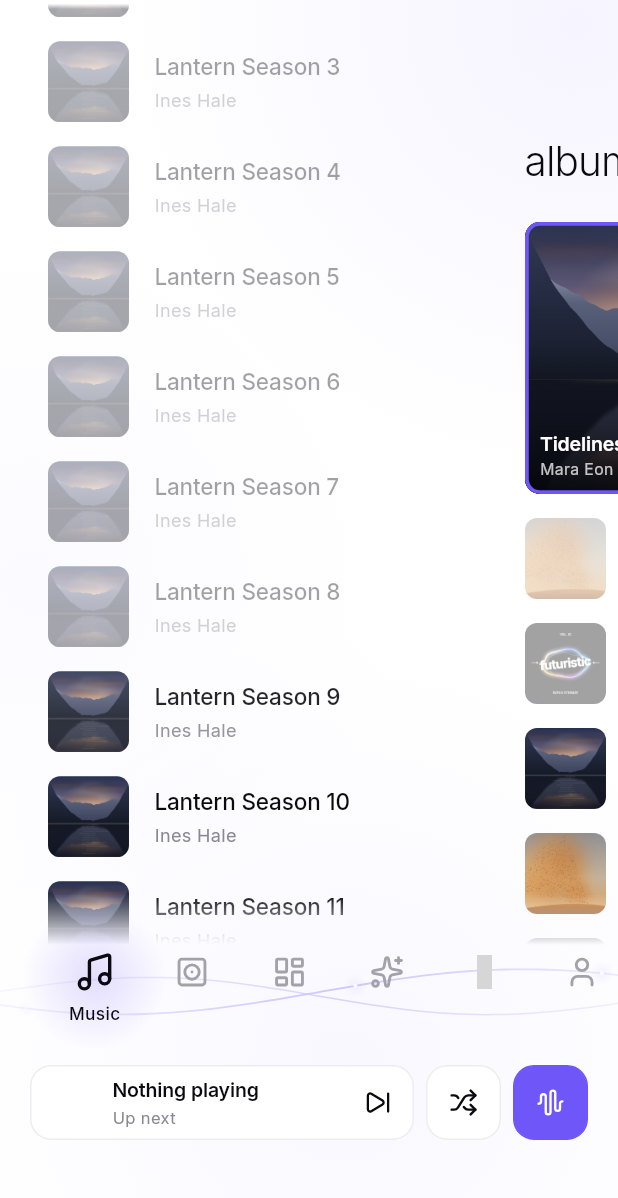
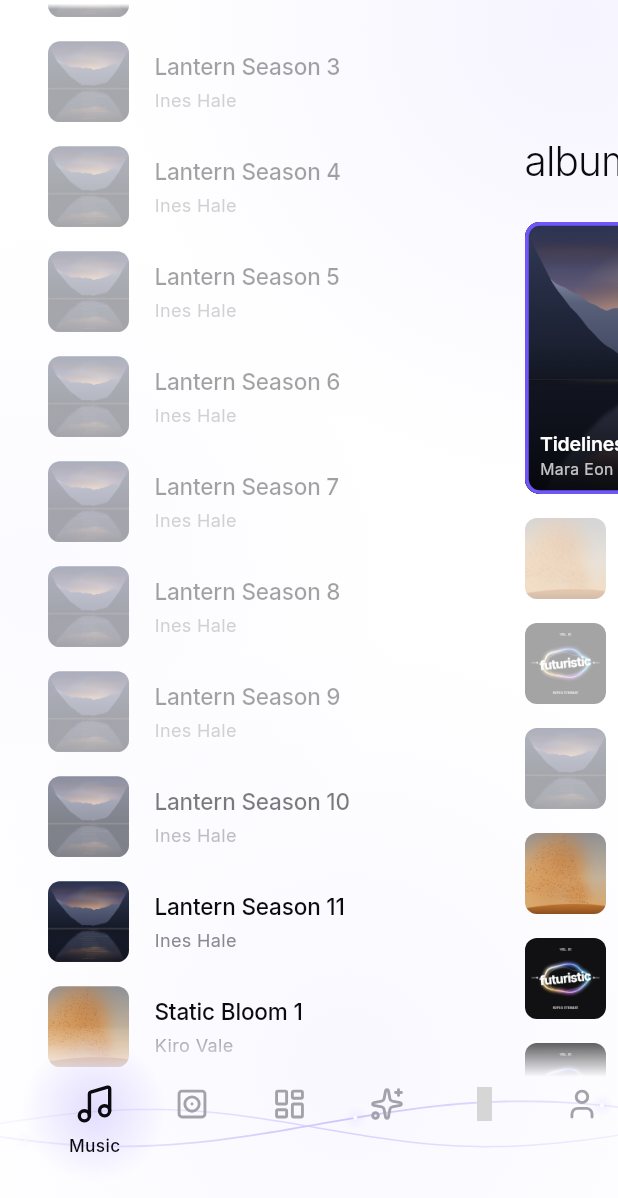
Before and after one commit to shibam-apple/music-sense-, a Flutter app: the screen it shows after launch, scrolled down 2880 dp, on a phone screen of 412 x 824 dp. Shown: the top 1198 px of the screen. Run offline on Flutter 3.47's test engine with Material 3 defaults, Android fonts, the phone set to English and light mode, and no system bars; our stand-ins replace audio_service, flutter_secure_storage, just_audio, lucide_icons_flutter, webview_flutter; missing offline and left inert: audio_session, youtube_explode_dart; network calls fail; grey boxes are pictures that could not be loaded.

Commit message:
Move the XMB icon bar to the bottom of the screen
The bar now sits low, in the thumb's reach, and the page column runs
down to just above it. Removes the dock that had taken that space.

Co-Authored-By: Claude Opus 5.5 <noreply@anthropic.com>
Claude-Session: https://claude.ai/code/session_01NpmdK11ozUmr7dopGHwgo2

```diff
--- a/lib/shell.dart
+++ b/lib/shell.dart
@@ -10,15 +10,12 @@ import 'pages/featured_page.dart';
 import 'pages/music_page.dart';
 import 'pages/new_page.dart';
 import 'pages/playing_page.dart';
-import 'library/library.dart';
-import 'library/models.dart';
 import 'playback/playback_controller.dart';
 import 'theme/tokens.dart';
 import 'widgets/ambient.dart';
 import 'widgets/panorama.dart';
 import 'widgets/toast.dart';
 import 'widgets/xmb_bar.dart';
-import 'widgets/xmb_dock.dart';
 
 /// The home screen: a Metro panorama of pages driven by one fractional page
 /// position, which also slides the XMB bar. Swipes settle with a spring.
@@ -220,17 +217,6 @@ class _PanoramaShellState extends State<PanoramaShell>
                       onSelect: _select,
                     ),
                   ),
-                  Positioned(
-                    left: 0,
-                    right: 0,
-                    top: constraints.maxHeight - MsSizes.dockTop,
-                    child: XmbDock(
-                      page: _page,
-                      playingIndex: _playingIndex,
-                      onOpenPlaying: () => _goTo(_playingIndex),
-                      actionsFor: _actionsFor,
-                    ),
-                  ),
                 ],
               ),
             ),
@@ -244,78 +230,6 @@ class _PanoramaShellState extends State<PanoramaShell>
   double get _nearPlaying =>
       (1 - (_page.value - _playingIndex).abs()).clamp(0.0, 1.0);
 
-  /// The dock's options for each page (the XMB's column under its icon).
-  List<DockAction> _actionsFor(BuildContext context, int page) {
-    final player = PlayerScope.of(context);
-    final library = LibraryScope.of(context);
-
-    void shuffle(List<Track> songs, String what) {
-      if (songs.isEmpty) return;
-      player.playTracks(List.of(songs)..shuffle());
-      player.message.value = 'Shuffling $what';
-    }
-
-    final beatSense = DockAction(
-      LucideIcons.audioWaveform300,
-      player.beatSenseEnabled ? 'Beat Sense on' : 'Beat Sense off',
-      () {
-        player.beatSenseEnabled = !player.beatSenseEnabled;
-        player.message.value = player.beatSenseEnabled
-            ? 'Beat Sense on · songs will mix'
-            : 'Beat Sense off';
-      },
-      on: player.beatSenseEnabled,
-    );
-    final artist = player.track?.artist;
-    return switch (_ids[page.clamp(0, _ids.length - 1)]) {
-      'music' => [
-        DockAction(
-          LucideIcons.shuffle300,
-          'Shuffle all songs',
-          () => shuffle(library.recent, 'all songs'),
-        ),
-        beatSense,
-      ],
-      'albums' => [
-        DockAction(LucideIcons.shuffle300, 'Shuffle an album', () {
-          final albums = List.of(library.albums)..shuffle();
-          if (albums.isEmpty) return;
-          player.playTracks(albums.first.tracks);
-          player.message.value = 'Playing ${albums.first.title}';
-        }),
-        beatSense,
-      ],
-      'featured' || 'new' => [
-        DockAction(
-          LucideIcons.radio300,
-          'Start radio',
-          () => shuffle(library.recent, 'radio'),
-        ),
-        beatSense,
-      ],
-      'playing' => [
-        DockAction(
-          LucideIcons.user300,
-          'Go to artist',
-          () => _goTo(_playingIndex + 1),
-        ),
-        beatSense,
-      ],
-      'artist' => [
-        DockAction(
-          LucideIcons.shuffle300,
-          'Shuffle artist',
-          () => shuffle(
-            artist == null ? library.recent : library.byArtist(artist),
-            artist ?? 'all songs',
-          ),
-        ),
-        beatSense,
-      ],
-      _ => [beatSense],
-    };
-  }
-
   bool _visible(int i, double p, double width) {
     final left = (i - p) * MsSizes.pageStride;
     return left < width && left + width > 0;
--- a/lib/theme/tokens.dart
+++ b/lib/theme/tokens.dart
@@ -35,8 +35,9 @@ abstract final class MsSizes {
   static const tileGap = 8.0;
   static const tileRadius = 10.0;
 
-  /// Vertical centre of the XMB icon bar, measured from the bottom.
-  static const barFromBottom = 168.0;
+  /// Vertical centre of the XMB icon bar, measured from the bottom: low on
+  /// the screen, in the thumb's reach, clear of the gesture bar.
+  static const barFromBottom = 80.0;
   static const barHeight = 96.0;
 
   /// Where the pages' column ends, measured from the bottom: just above
@@ -45,9 +46,6 @@ abstract final class MsSizes {
 
   /// Height of the soft edge where the column meets the bar.
   static const columnFade = 34.0;
-
-  /// The dock under the bar, measured from the bottom to its top edge.
-  static const dockTop = barFromBottom - barHeight / 2 - 6;
 
   /// Horizontal distance between XMB icons and the x of the active slot.
   static const barSpacing = 65.0;
--- a/lib/widgets/xmb_dock.dart
+++ /dev/null
@@ -1,304 +0,0 @@
-import 'package:flutter/material.dart';
-import 'package:lucide_icons_flutter/lucide_icons.dart';
-
-import '../library/library.dart';
-import '../library/models.dart';
-import '../playback/playback_controller.dart';
-import '../theme/tokens.dart';
-import 'ambient.dart';
-import 'artwork.dart';
-import 'tiles.dart';
-
-/// What the dock under the bar offers on one page: the XMB's options for
-/// the selected category, laid out for a thumb.
-class DockAction {
-  const DockAction(this.icon, this.label, this.onTap, {this.on = false});
-
-  final IconData icon;
-  final String label;
-  final VoidCallback onTap;
-
-  /// A toggle that's currently on (filled).
-  final bool on;
-}
-
-/// The XMB continued for touch: under the icon row, the song playing (or
-/// coming next) and the selected category's options as Metro tiles. It
-/// changes with the page, the way the XMB's column changes under each icon.
-class XmbDock extends StatefulWidget {
-  const XmbDock({
-    super.key,
-    required this.page,
-    required this.actionsFor,
-    required this.onOpenPlaying,
-    required this.playingIndex,
-  });
-
-  final Animation<double> page;
-  final List<DockAction> Function(BuildContext context, int page) actionsFor;
-  final VoidCallback onOpenPlaying;
-  final int playingIndex;
-
-  static const height = 50.0;
-
-  @override
-  State<XmbDock> createState() => _XmbDockState();
-}
-
-class _XmbDockState extends State<XmbDock> {
-  late int _index = widget.page.value.round();
-
-  @override
-  void initState() {
-    super.initState();
-    widget.page.addListener(_onPage);
-  }
-
-  @override
-  void dispose() {
-    widget.page.removeListener(_onPage);
-    super.dispose();
-  }
-
-  void _onPage() {
-    final i = widget.page.value.round();
-    if (i != _index) setState(() => _index = i);
-  }
-
-  @override
-  Widget build(BuildContext context) {
-    final actions = widget.actionsFor(context, _index);
-    return SizedBox(
-      height: XmbDock.height,
-      child: Padding(
-        padding: const EdgeInsets.symmetric(horizontal: 20),
-        child: AnimatedSwitcher(
-          duration: MsMotion.medium,
-          switchInCurve: MsMotion.emphasized,
-          switchOutCurve: Curves.easeIn,
-          layoutBuilder: (current, previous) =>
-              Stack(children: [...previous, ?current]),
-          transitionBuilder: (child, animation) => FadeTransition(
-            opacity: animation,
-            child: SlideTransition(
-              position: Tween(
-                begin: const Offset(0, 0.35),
-                end: Offset.zero,
-              ).animate(animation),
-              child: child,
-            ),
-          ),
-          child: Row(
-            key: ValueKey(_index),
-            children: [
-              Expanded(
-                child: _NowPlayingTile(
-                  showNext: _index == widget.playingIndex || _index == 0,
-                  onOpen: widget.onOpenPlaying,
-                ),
-              ),
-              for (final a in actions) ...[
-                const SizedBox(width: 8),
-                _ActionTile(action: a),
-              ],
-            ],
-          ),
-        ),
-      ),
-    );
-  }
-}
-
-/// The song playing, or (where it's already on screen) the one after it.
-class _NowPlayingTile extends StatelessWidget {
-  const _NowPlayingTile({required this.showNext, required this.onOpen});
-
-  final bool showNext;
-  final VoidCallback onOpen;
-
-  @override
-  Widget build(BuildContext context) {
-    final player = PlayerScope.of(context);
-    final library = LibraryScope.of(context);
-    final current = player.track;
-    final status = player.beatSense;
-    Track? next = player.upNext.firstOrNull;
-    if (status.next case final Track t) next = t;
-    final song = showNext ? next : (current ?? library.recent.firstOrNull);
-    final caption = showNext
-        ? (status.state == BeatSenseState.mixing
-              ? 'Mixing in now'
-              : status.state == BeatSenseState.ready
-              ? 'Beat Sense · up next'
-              : 'Up next')
-        : song?.byline ?? '';
-
-    return Semantics(
-      button: true,
-      label: showNext ? 'Up next: ${song?.title ?? ''}' : 'Open now playing',
-      child: Pressable(
-        tilt: 0.05,
-        onTap: showNext ? player.next : onOpen,
-        child: Container(
-          height: XmbDock.height,
-          padding: const EdgeInsets.fromLTRB(6, 6, 6, 6),
-          decoration: BoxDecoration(
-            color: Colors.white,
-            borderRadius: BorderRadius.circular(14),
-            border: Border.all(color: const Color(0x12000000)),
-          ),
-          child: Row(
-            children: [
-              SizedBox.square(
-                dimension: 38,
-                child: song == null
-                    ? const SizedBox()
-                    : Artwork(art: song.artwork, radius: 9),
-              ),
-              const SizedBox(width: 10),
-              Expanded(
-                child: Column(
-                  mainAxisAlignment: MainAxisAlignment.center,
-                  crossAxisAlignment: CrossAxisAlignment.start,
-                  children: [
-                    Text(
-                      song?.title ?? 'Nothing playing',
-                      maxLines: 1,
-                      overflow: TextOverflow.ellipsis,
-                      style: MsText.rowTitle.copyWith(
-                        fontSize: 13,
-                        fontWeight: FontWeight.w600,
-                      ),
-                    ),
-                    const SizedBox(height: 1),
-                    Text(
-                      caption,
-                      maxLines: 1,
-                      overflow: TextOverflow.ellipsis,
-                      style: MsText.rowSubtitle.copyWith(
-                        fontSize: 11,
-                        color: showNext && status.state != BeatSenseState.off
-                            ? MsColors.accent
-                            : MsColors.inkSecondary,
-                      ),
-                    ),
-                  ],
-                ),
-              ),
-              if (showNext)
-                const Padding(
-                  padding: EdgeInsets.symmetric(horizontal: 8),
-                  child: Icon(
-                    LucideIcons.skipForward300,
-                    size: 18,
-                    color: MsColors.ink,
-                  ),
-                )
-              else
-                _MiniPlayPause(player: player),
-            ],
-          ),
-        ),
-      ),
-    );
-  }
-}
-
-class _MiniPlayPause extends StatelessWidget {
-  const _MiniPlayPause({required this.player});
-
-  final PlaybackController player;
-
-  @override
-  Widget build(BuildContext context) {
-    return Semantics(
-      button: true,
-      label: player.playing ? 'Pause' : 'Play',
-      child: GestureDetector(
-        behavior: HitTestBehavior.opaque,
-        onTap: () {
-          if (player.track == null) {
-            final songs = LibraryScope.read(context).recent;
-            if (songs.isNotEmpty) player.playTracks(songs);
-          } else {
-            player.toggle();
-          }
-        },
-        child: SizedBox(
-          width: 38,
-          height: 38,
-          child: Stack(
-            alignment: Alignment.center,
-            children: [
-              // Progress ring around the button.
-              PositionBuilder(
-                builder: (context, p) => SizedBox.square(
-                  dimension: 30,
-                  child: CircularProgressIndicator(
-                    value: p.progress.clamp(0.0, 1.0),
-                    strokeWidth: 1.6,
-                    color: Accent.of(context),
-                    backgroundColor: MsColors.track,
-                  ),
-                ),
-              ),
-              AnimatedSwitcher(
-                duration: MsMotion.fast,
-                transitionBuilder: (child, a) =>
-                    ScaleTransition(scale: a, child: child),
-                child: Icon(
-                  player.playing
-                      ? Icons.pause_rounded
-                      : Icons.play_arrow_rounded,
-                  key: ValueKey(player.playing),
-                  size: 18,
-                  color: MsColors.ink,
-                ),
-              ),
-            ],
-          ),
-        ),
-      ),
-    );
-  }
-}
-
-class _ActionTile extends StatelessWidget {
-  const _ActionTile({required this.action});
-
-  final DockAction action;
-
-  @override
-  Widget build(BuildContext context) {
-    final on = action.on;
-    return Semantics(
-      button: true,
-      toggled: on,
-      label: action.label,
-      child: Tooltip(
-        message: action.label,
-        child: Pressable(
-          onTap: action.onTap,
-          child: AnimatedContainer(
-            duration: MsMotion.fast,
-            curve: MsMotion.curve,
-            width: XmbDock.height,
-            height: XmbDock.height,
-            decoration: BoxDecoration(
-              color: on ? MsColors.accent : Colors.white,
-              borderRadius: BorderRadius.circular(14),
-              border: Border.all(
-                color: on ? MsColors.accent : const Color(0x12000000),
-              ),
-            ),
-            child: Icon(
-              action.icon,
-              size: 19,
-              color: on ? Colors.white : MsColors.ink,
-            ),
-          ),
-        ),
-      ),
-    );
-  }
-}
```
Also changed, not shown: docs/screens.png.
